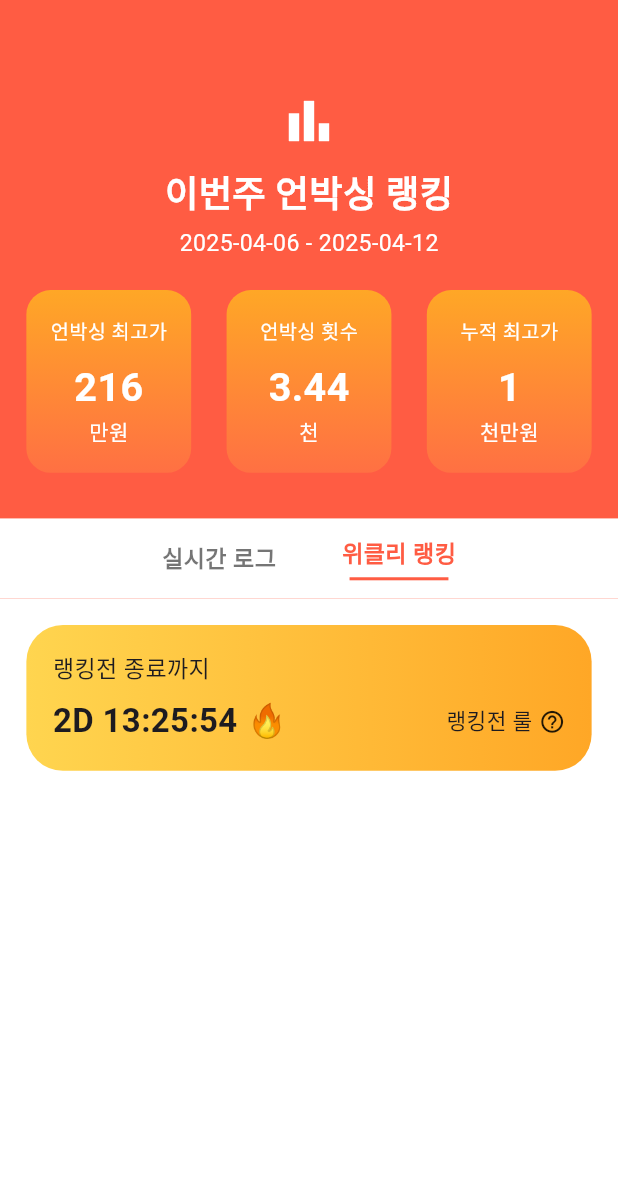
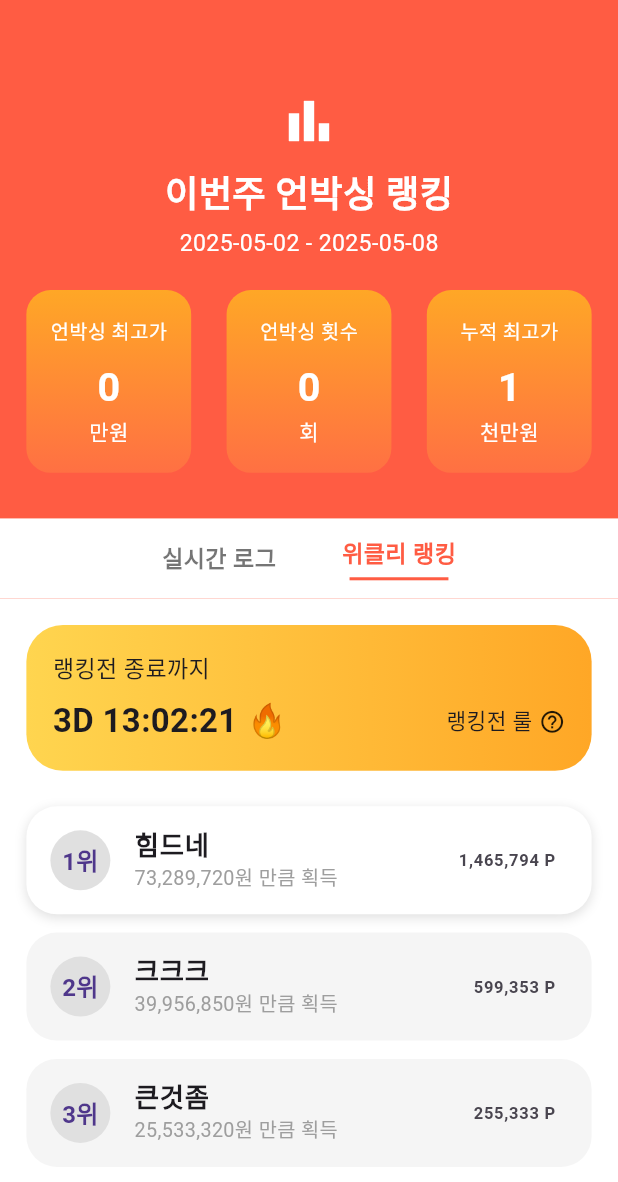
Before and after one commit to hshy1839/lucky_pang, a Flutter app: the RankingScreen screen opened directly, after a tap on "위클리 랭킹", on a phone screen of 412 x 824 dp. Shown: the top 1182 px of the screen. Run offline on Flutter 3.47's test engine with Material 3 defaults, Android fonts, the phone set to English and light mode, and no system bars; our stand-ins replace carousel_slider, flutter_screenutil, flutter_secure_storage, image_picker, share_plus, shared_preferences and 1 more; missing offline and left inert: kakao_flutter_sdk_user; accounts and stored records are empty; network calls fail; Roboto replaces fonts that are missing (pretendard-regular); statements that could not run were skipped.

```diff
--- a/lib/controllers/login/login_controller.dart
+++ b/lib/controllers/login/login_controller.dart
@@ -46,6 +46,7 @@ class LoginController {
     }
   }
 
+
   void _showSuccessDialog() {
     showDialog(
       context: context,
--- a/lib/main.dart
+++ b/lib/main.dart
@@ -23,6 +23,7 @@ import 'package:attedance_app/views/setting_activity/setting_screen.dart';
 import 'package:attedance_app/views/setting_activity/terms_screen.dart';
 import 'package:attedance_app/views/shopping_screen/shopping_screen.dart';
 import 'package:flutter/material.dart';
+import 'package:kakao_flutter_sdk_user/kakao_flutter_sdk_user.dart';
 import 'package:provider/provider.dart';
 import 'package:shared_preferences/shared_preferences.dart';
 import 'package:flutter/services.dart';
@@ -34,6 +35,7 @@ import 'package:attedance_app/views/main_activity/main_screen.dart';
 import 'package:attedance_app/views/setting_activity/notice_activity/notice_screen.dart';
 import 'package:attedance_app/views/profile_activity/profile_screen.dart';
 import 'package:attedance_app/views/main_activity/2order_detail_screen.dart';
+import 'package:webview_flutter/webview_flutter.dart';
 import 'controllers/box_controller.dart';
 import 'controllers/login/signup_controller.dart';
 import 'footer.dart';
@@ -41,13 +43,12 @@ import 'views/order_activity/order_screen.dart';
 
 void main() {
   WidgetsFlutterBinding.ensureInitialized();
-
   SystemChrome.setSystemUIOverlayStyle(SystemUiOverlayStyle(
     statusBarColor: Colors.transparent,
     statusBarIconBrightness: Brightness.dark,
     statusBarBrightness: Brightness.light,
   ));
-
+  KakaoSdk.init(nativeAppKey: 'b45a934bfd09b6d5513a4080c9bf7990');
   runApp(
     MultiProvider(
       providers: [
@@ -55,6 +56,7 @@ void main() {
         ChangeNotifierProvider(create: (_) => BoxController()),
         // 필요한 Provider 더 추가 가능
       ],
+
       child: MyApp(),
     ),
   );
--- a/lib/routes/app_routes.dart
+++ b/lib/routes/app_routes.dart
@@ -41,7 +41,6 @@ class AppRoutes {
     '/findEmail': (_) => FindEmailScreen(),
     '/findPassword': (_) => FindPasswordScreen(),
     '/notice': (_) => NoticeScreen(),
-
     '/event': (_) => EventScreen(),
     '/qna': (_) => QnaScreen(),
     '/qnaCreate': (_) => QnaCreateScreen(),
--- a/lib/views/luckybox_acitivity/ranking_activity/ranking_screen.dart
+++ b/lib/views/luckybox_acitivity/ranking_activity/ranking_screen.dart
@@ -13,7 +13,7 @@ class RankingScreen extends StatefulWidget {
 class _RankingScreenState extends State<RankingScreen> {
   bool showRealtimeLog = true;
   List<Map<String, dynamic>> unboxedOrders = [];
-
+  int highestPrice = 0;
 
   @override
   void initState() {
@@ -23,14 +23,46 @@ class _RankingScreenState extends State<RankingScreen> {
 
   Future<void> fetchUnboxedLogs() async {
     final orders = await OrderScreenController.getAllUnboxedOrders();
+
+    final now = DateTime.now();
+    final startDate = showRealtimeLog
+        ? now.subtract(const Duration(hours: 24))
+        : now.subtract(const Duration(days: 6)); // 주간은 오늘 포함 7일
+
+    final filteredOrders = orders.where((order) {
+      final createdAtStr = order['createdAt'];
+      if (createdAtStr == null) return false;
+
+      final createdAt = DateTime.tryParse(createdAtStr);
+      if (createdAt == null) return false;
+
+      return createdAt.isAfter(startDate);
+    }).toList();
+
+    int maxPrice = 0;
+    for (var order in filteredOrders) {
+      final product = order['unboxedProduct']?['product'];
+      final price = product?['price'] ?? 0;
+      if (price > maxPrice) maxPrice = price;
+    }
+
     setState(() {
-      unboxedOrders = orders;
+      unboxedOrders = filteredOrders;
+      highestPrice = maxPrice;
     });
   }
+
+
 
   @override
   Widget build(BuildContext context) {
     ScreenUtil.init(context, designSize: const Size(375, 812));
+    String _twoDigits(int n) => n.toString().padLeft(2, '0');
+
+    final today = DateTime.now();
+    final weekAgo = today.subtract(const Duration(days: 6));
+    final dateFormat = "${weekAgo.year}-${_twoDigits(weekAgo.month)}-${_twoDigits(weekAgo.day)}"
+        " - ${today.year}-${_twoDigits(today.month)}-${_twoDigits(today.day)}";
 
     return Scaffold(
       backgroundColor: const Color(0xFFFF5C43),
@@ -55,7 +87,7 @@ class _RankingScreenState extends State<RankingScreen> {
           ),
           SizedBox(height: 4.h),
           Text(
-            showRealtimeLog ? '최근 24시간' : '2025-04-06 - 2025-04-12',
+            showRealtimeLog ? '최근 24시간' : dateFormat,
             style: TextStyle(fontSize: 14.sp, color: Colors.white),
           ),
           SizedBox(height: 20.h),
@@ -64,9 +96,12 @@ class _RankingScreenState extends State<RankingScreen> {
             child: Row(
               mainAxisAlignment: MainAxisAlignment.spaceBetween,
               children: [
-                Flexible(child: _buildStatCard('언박싱 최고가', '216', '만원')),
+                Flexible(child: _buildStatCard('언박싱 최고가', (highestPrice ~/ 10000).toString(), '만원')),
                 SizedBox(width: 8.w),
-                Flexible(child: _buildStatCard('언박싱 횟수', '3.44', '천')),
+                Flexible(
+                  child: _buildStatCard('언박싱 횟수', unboxedOrders.length.toString(), '회'),
+                ),
+
                 SizedBox(width: 8.w),
                 Flexible(child: _buildStatCard('누적 최고가', '1', '천만원')),
               ],
@@ -131,6 +166,7 @@ class _RankingScreenState extends State<RankingScreen> {
         setState(() {
           showRealtimeLog = label == '실시간 로그';
         });
+        fetchUnboxedLogs();
       },
       child: Padding(
         padding: EdgeInsets.symmetric(horizontal: 20.w, vertical: 12.h),
@@ -202,10 +238,10 @@ class _RankingScreenState extends State<RankingScreen> {
           child: Container(
             padding: EdgeInsets.all(16.w),
             decoration: BoxDecoration(
+              borderRadius: BorderRadius.circular(24.r),
               gradient: const LinearGradient(
                 colors: [Color(0xFFFFD54F), Color(0xFFFFA726)],
               ),
-              borderRadius: BorderRadius.circular(24.r),
             ),
             child: Column(
               crossAxisAlignment: CrossAxisAlignment.start,
@@ -215,7 +251,7 @@ class _RankingScreenState extends State<RankingScreen> {
                 Row(
                   mainAxisAlignment: MainAxisAlignment.spaceBetween,
                   children: [
-                    Text('2D 13:25:54 🔥',
+                    Text('3D 13:02:21 🔥',
                         style: TextStyle(fontSize: 20.sp, fontWeight: FontWeight.bold)),
                     Row(
                       children: [
@@ -223,18 +259,37 @@ class _RankingScreenState extends State<RankingScreen> {
                         SizedBox(width: 4.w),
                         Icon(Icons.help_outline, size: 16.sp),
                       ],
-                    )
+                    ),
                   ],
                 ),
               ],
             ),
           ),
         ),
+        _buildWeeklyRankUser(
+          rank: '1위',
+          name: '힘드네',
+          amount: '73,289,720원 만큼 획득',
+          point: '1,465,794 P',
+          isFirst: true,
+        ),
+        _buildWeeklyRankUser(
+          rank: '2위',
+          name: '크크크',
+          amount: '39,956,850원 만큼 획득',
+          point: '599,353 P',
+        ),
+        _buildWeeklyRankUser(
+          rank: '3위',
+          name: '큰것좀',
+          amount: '25,533,320원 만큼 획득',
+          point: '255,333 P',
+        ),
       ],
     );
   }
 
-  Widget _buildRankItem({
+  Widget _buildWeeklyRankUser({
     required String rank,
     required String name,
     required String amount,
@@ -245,49 +300,26 @@ class _RankingScreenState extends State<RankingScreen> {
       padding: EdgeInsets.symmetric(horizontal: 16.w, vertical: 6.h),
       child: Container(
         decoration: BoxDecoration(
-          color: isFirst ? const Color(0xFFFBE9E7) : const Color(0xFFF5F5F5),
+          color: isFirst ? Colors.white : const Color(0xFFF5F5F5),
           borderRadius: BorderRadius.circular(20.r),
+          boxShadow: isFirst
+              ? [BoxShadow(color: Colors.black12, blurRadius: 6.r, offset: const Offset(0, 2))]
+              : [],
         ),
         child: ListTile(
-          leading: SizedBox(
-            width: 40.w,
-            child: Center(
-              child: Text(
-                rank,
-                style: TextStyle(
-                  fontWeight: FontWeight.bold,
-                  fontSize: 14.sp,
-                  color: isFirst ? Colors.white : Colors.black,
-                ),
-              ),
-            ),
+          leading: CircleAvatar(
+            backgroundColor: Colors.grey.shade300,
+            child: Text(rank, style: TextStyle(fontWeight: FontWeight.bold)),
           ),
-          title: Row(
-            children: [
-              CircleAvatar(
-                backgroundColor: isFirst ? Colors.redAccent : Colors.grey,
-                radius: 16.r,
-                child: Icon(Icons.person, color: Colors.white, size: 18.sp),
-              ),
-              SizedBox(width: 8.w),
-              Text(
-                name,
-                style: TextStyle(fontSize: 14.sp, fontWeight: FontWeight.bold),
-              ),
-            ],
-          ),
-          subtitle: Text(
-            amount,
-            style: TextStyle(fontSize: 12.sp, color: Colors.black54),
-          ),
-          trailing: Text(
-            point,
-            style: TextStyle(fontWeight: FontWeight.bold),
-          ),
+          title: Text(name, style: TextStyle(fontWeight: FontWeight.bold, fontSize: 16.sp)),
+          subtitle: Text(amount, style: TextStyle(fontSize: 12.sp, color: Colors.grey)),
+          trailing: Text(point, style: TextStyle(fontWeight: FontWeight.bold)),
         ),
       ),
     );
   }
+
+
 
   Widget _buildUnboxItem({
     required String profileName,
--- a/lib/views/order_activity/order_screen.dart
+++ b/lib/views/order_activity/order_screen.dart
@@ -117,7 +117,7 @@ class _OrderScreenState extends State<OrderScreen> {
 
                       return ProductStorageCard(
                         productId: order['unboxedProduct']?['product']['_id'] ?? '',
-                        imageUrl: 'http://172.30.1.22:7778${product['mainImage']}',
+                        mainImageUrl: 'http://192.168.219.107:7778${product['mainImage']}',
                         productName: '[${product['brand']}] ${product['name']}',
                         orderId: order['_id'],
                         acquiredAt: '${order['unboxedProduct']['decidedAt'].substring(0, 16)} 획득',
--- a/lib/views/widget/product_storage_card.dart
+++ b/lib/views/widget/product_storage_card.dart
@@ -4,7 +4,7 @@ import 'package:intl/intl.dart';
 import '../../controllers/giftcode_controller.dart';
 
 class ProductStorageCard extends StatefulWidget {
-  final String imageUrl;
+  final String mainImageUrl;
   final String productName;
   final String acquiredAt;
   final int purchasePrice;
@@ -19,7 +19,7 @@ class ProductStorageCard extends StatefulWidget {
 
   const ProductStorageCard({
     super.key,
-    required this.imageUrl,
+    required this.mainImageUrl,
     required this.productName,
     required this.acquiredAt,
     required this.purchasePrice,
@@ -72,7 +72,7 @@ class _ProductStorageCardState extends State<ProductStorageCard> {
         children: [
           Row(
             children: [
-              Image.network(widget.imageUrl, width: 60.w, height: 60.w, fit: BoxFit.cover),
+              Image.network(widget.mainImageUrl, width: 60.w, height: 60.w, fit: BoxFit.cover),
               SizedBox(width: 12.w),
               Expanded(
                 child: Column(
--- a/pubspec.yaml
+++ b/pubspec.yaml
@@ -34,6 +34,9 @@ dependencies:
   share_plus: ^10.1.4
   path: ^1.9.0
   image_picker: ^1.1.2
+  kakao_flutter_sdk_user: ^1.9.7+3
+  webview_flutter: ^4.11.0
+  webview_flutter_android: ^4.4.2
 dev_dependencies:
   flutter_test:
     sdk: flutter
```
Also changed, not shown: lib/controllers/order_screen_controller.dart (+137 -4 lines), lib/views/luckybox_acitivity/luckyBoxPurchase_screen.dart (+37 -5 lines), pubspec.lock, 1 other file.
